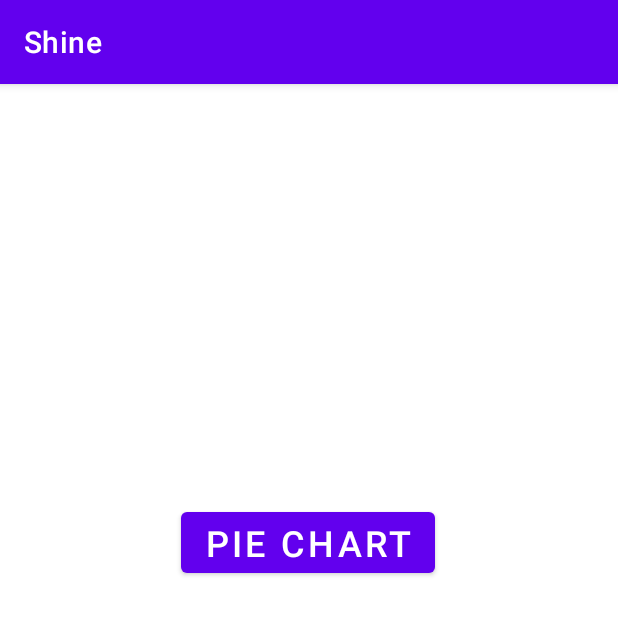
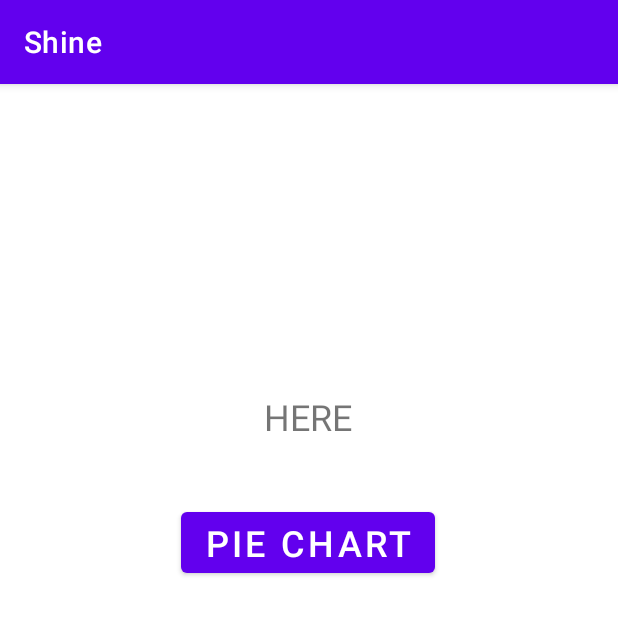
Before and after one commit to amalik23/Shine, an Android app: the GraphsScreenActivity screen opened directly, with no data from a screen before it, after a tap on "PIE CHART", on a phone screen of 412 x 824 dp, the top half of it. Run offline under Robolectric (Android 15) with nearby library versions, the phone set to English and light mode, and no system bars; our stand-ins replace Firebase (no records; nobody signed in at launch, a user with empty details on screens opened directly); libraries missing offline, so code that uses them is left out: com.github.mikephil.charting; 2 statements that could not run were skipped.

Commit message:
Changes to cast to transaction class

```diff
--- a/app/src/main/java/com/example/shine/GraphsScreenActivity.java
+++ b/app/src/main/java/com/example/shine/GraphsScreenActivity.java
@@ -8,6 +8,7 @@ import android.os.Build;
 import android.os.Bundle;
 import android.util.Log;
 import android.view.View;
+import android.widget.TextView;
 import android.widget.Toast;
 
 import com.github.mikephil.charting.data.PieEntry;
@@ -15,6 +16,7 @@ import com.google.android.gms.tasks.OnCompleteListener;
 import com.google.android.gms.tasks.Task;
 import com.google.firebase.auth.FirebaseAuth;
 import com.google.firebase.auth.FirebaseUser;
+import com.google.firebase.firestore.DocumentSnapshot;
 import com.google.firebase.firestore.FirebaseFirestore;
 import com.google.firebase.firestore.QueryDocumentSnapshot;
 import com.google.firebase.firestore.QuerySnapshot;
@@ -42,22 +44,26 @@ public class GraphsScreenActivity extends AppCompatActivity {
         LocalDate past = LocalDate.now().minusMonths(1);
         Month month = past.getMonth();
         int year = past.getYear();
+
         ArrayList<PieEntry> entries = new ArrayList<>();
         ArrayList<Transaction> transactions = new ArrayList<>();
-        final QueryDocumentSnapshot[] document1 = new QueryDocumentSnapshot[1];
-        final String[] id = new String[1];
+
         db.collection("users").document(user.getUid()).collection(month.toString()+"-"+year)
             .get()
                 .addOnCompleteListener(new OnCompleteListener<QuerySnapshot>() {
                     @Override
                     public void onComplete(@NonNull Task<QuerySnapshot> task) {
                         if (task.isSuccessful()) {
-                            for (QueryDocumentSnapshot document : task.getResult()) {
+                            Log.d("TAG", "HERE");
+                            for (DocumentSnapshot document : task.getResult()) {
                                 Transaction transaction = document.toObject(Transaction.class);
                                 transactions.add(transaction);
+                                Log.d("TAG", transaction.getVendor());
+                                TextView textView = findViewById(R.id.textView);
+                                textView.setText(transaction.getVendor());
                             }
                         } else {
-                            //Log.d(TAG, "Error getting documents: ", task.getException());
+                            Log.d("TAG", "Error getting documents: ", task.getException());
                         }
                     }
                 });
--- a/app/src/main/res/layout/activity_graphs_screen.xml
+++ b/app/src/main/res/layout/activity_graphs_screen.xml
@@ -21,5 +21,19 @@
         app:layout_constraintTop_toTopOf="parent"
         app:layout_constraintVertical_bias="0.382" />
 
+    <TextView
+        android:id="@+id/textView"
+        android:layout_width="wrap_content"
+        android:layout_height="wrap_content"
+        android:layout_marginTop="10dp"
+        android:text="HERE"
+        android:textSize="24sp"
+        app:layout_constraintBottom_toBottomOf="parent"
+        app:layout_constraintEnd_toEndOf="parent"
+        app:layout_constraintHorizontal_bias="0.498"
+        app:layout_constraintStart_toStartOf="parent"
+        app:layout_constraintTop_toTopOf="parent"
+        app:layout_constraintVertical_bias="0.269" />
+
 
 </androidx.constraintlayout.widget.ConstraintLayout>
```
Also changed, not shown: app/src/main/java/com/example/shine/HomeScreenActivity.java (+6 -5 lines), app/src/main/java/com/example/shine/Transaction.java (+4 -3 lines).
